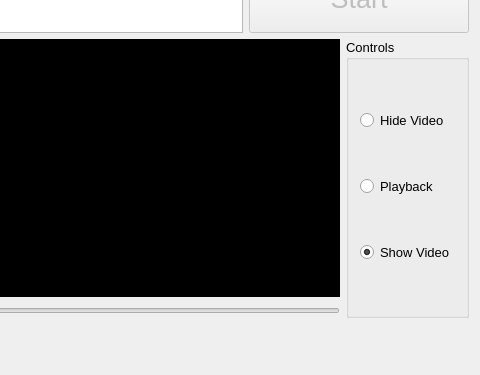
Old version of the form tts_gui_experiment/TTS_GUI.ui in the repository Sebnor-Doc/Collect_Data; both pictures show x 646 to 1126 and y 217 to 592 of the 1126 by 726 pixel window.
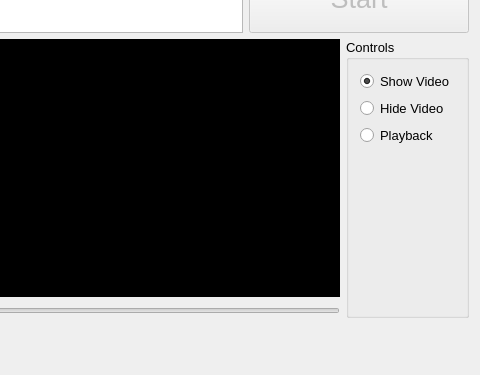
New version of the form. Custom widgets are drawn as their Qt base class.

Commit message: Reformated video controls UI

```diff
--- a/tts_gui_experiment/TTS_GUI.ui
+++ b/tts_gui_experiment/TTS_GUI.ui
@@ -435,30 +435,6 @@
          <string>Controls</string>
         </property>
         <layout class="QVBoxLayout" name="verticalLayout_2">
-         <item>
-          <widget class="QRadioButton" name="videoHideRadio">
-           <property name="font">
-            <font>
-             <pointsize>10</pointsize>
-            </font>
-           </property>
-           <property name="text">
-            <string>Hide Video</string>
-           </property>
-          </widget>
-         </item>
-         <item>
-          <widget class="QRadioButton" name="videoPlaybackRadio">
-           <property name="font">
-            <font>
-             <pointsize>10</pointsize>
-            </font>
-           </property>
-           <property name="text">
-            <string>Playback</string>
-           </property>
-          </widget>
-         </item>
          <item>
           <widget class="QRadioButton" name="videoShowRadio">
            <property name="font">
@@ -474,6 +450,43 @@
            </property>
           </widget>
          </item>
+         <item>
+          <widget class="QRadioButton" name="videoHideRadio">
+           <property name="font">
+            <font>
+             <pointsize>10</pointsize>
+            </font>
+           </property>
+           <property name="text">
+            <string>Hide Video</string>
+           </property>
+          </widget>
+         </item>
+         <item>
+          <widget class="QRadioButton" name="videoPlaybackRadio">
+           <property name="font">
+            <font>
+             <pointsize>10</pointsize>
+            </font>
+           </property>
+           <property name="text">
+            <string>Playback</string>
+           </property>
+          </widget>
+         </item>
+         <item>
+          <spacer name="verticalSpacer">
+           <property name="orientation">
+            <enum>Qt::Vertical</enum>
+           </property>
+           <property name="sizeHint" stdset="0">
+            <size>
+             <width>20</width>
+             <height>40</height>
+            </size>
+           </property>
+          </spacer>
+         </item>
         </layout>
        </widget>
       </item>
```
